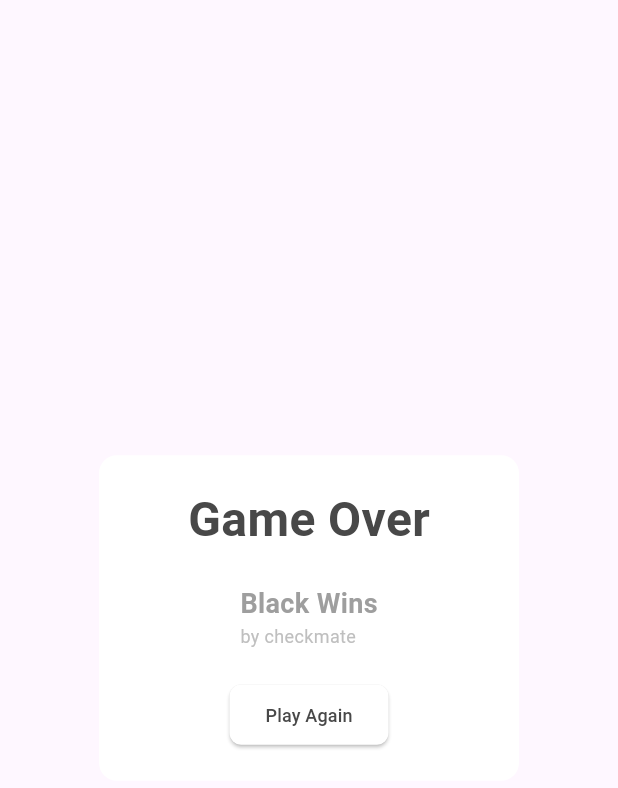
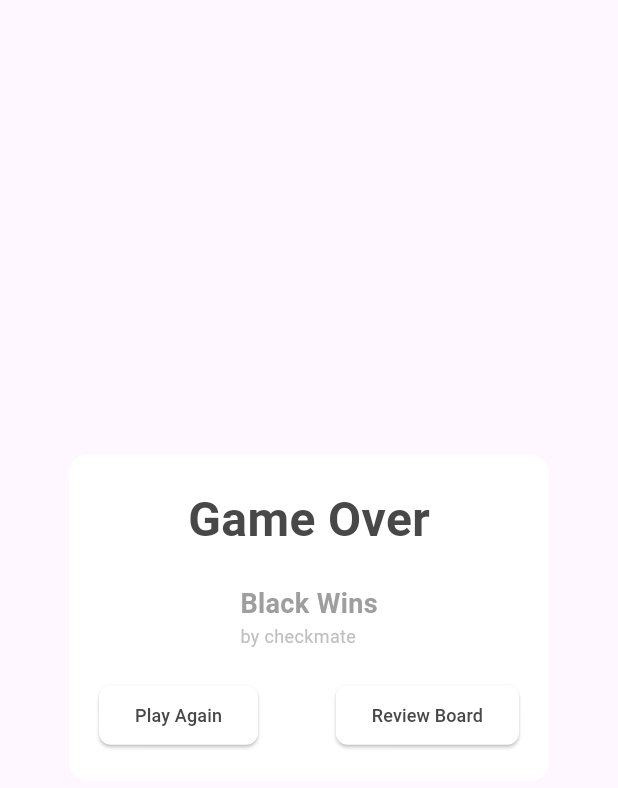
Before and after one commit to ashtondunderdale/chess, a Flutter app: the GameResultScreen widget shown alone on an empty page, opened directly with empty values, on a phone screen of 412 x 824 dp. Shown: the top 788 px of the screen. Run offline on Flutter 3.47's test engine with Material 3 defaults, Android fonts, the phone set to English and light mode, and no system bars; our stand-ins replace just_audio.

Commit message:
added game start sound effect, review board button

```diff
--- a/chess/lib/chess/board.dart
+++ b/chess/lib/chess/board.dart
@@ -35,6 +35,7 @@ class _ChessBoardState extends State<ChessBoard> {
   @override
   void initState() {
     super.initState();
+    playAudio("audio/game_start.mp3");
 
     _initializeBoard();
   }
--- a/chess/lib/chess/game_result_screen.dart
+++ b/chess/lib/chess/game_result_screen.dart
@@ -57,6 +57,10 @@ class GameResultScreen extends StatelessWidget {
                 style: contentStyle,
               ),
             const SizedBox(height: 20),
+            SizedBox(
+              width: 280,
+              child: Row(
+                children: [
                   ElevatedButton(
                     onPressed: () {
                       onExitScreen();
@@ -73,6 +77,26 @@ class GameResultScreen extends StatelessWidget {
                       style: TextStyle(fontSize: 12),
                     ),
                   ),
+                  const Spacer(),
+                  ElevatedButton(
+                    onPressed: () {
+                      Navigator.pop(context);
+                    },
+                    style: ElevatedButton.styleFrom(
+                      foregroundColor: const Color.fromARGB(255, 72, 72, 72),
+                      backgroundColor: Colors.white,
+                      shape: RoundedRectangleBorder(
+                        borderRadius: BorderRadius.circular(8.0),
+                      ),
+                    ),
+                    child: const Text(
+                      "Review Board",
+                      style: TextStyle(fontSize: 12),
+                    ),
+                  ),
+                ],
+              ),
+            ),
           ],
         ),
       ),
```
Lines whose indentation alone changed are shown as unchanged.
